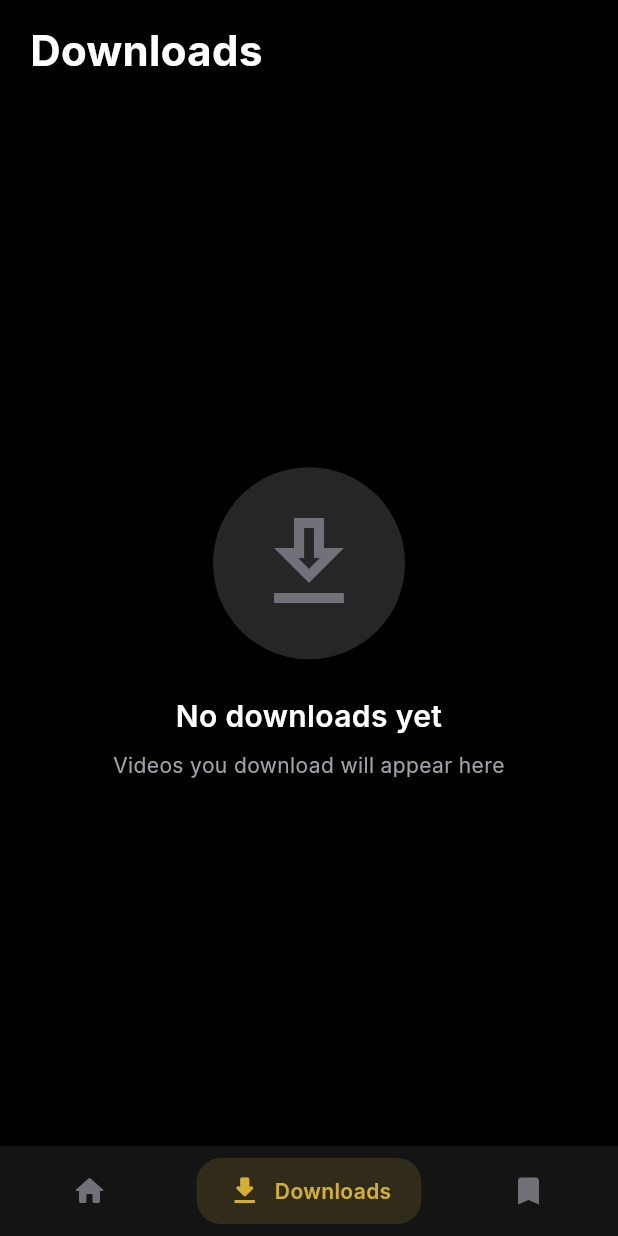
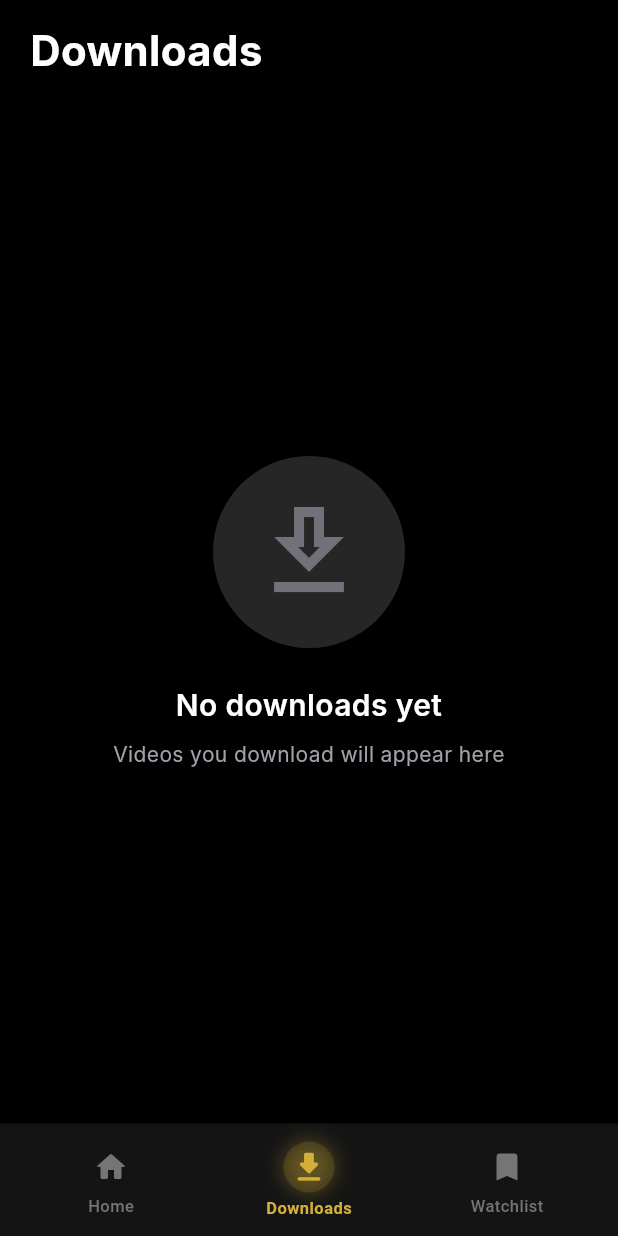
Before and after one commit to nguyenducthangit/watch_movie_tv_show, a Flutter app: the screen it shows after launch, item 2 of the bottom bar chosen, on a phone screen of 412 x 824 dp. Run offline on Flutter 3.47's test engine with Material 3 defaults, Android fonts, the light colour scheme and no system bars; our stand-ins replace cached_network_image, chewie, connectivity_plus, dio, get, hive and 8 more; missing offline and left inert: background_downloader, screen_brightness; accounts and stored records are empty; network calls fail; Roboto replaces fonts that are missing (Inter).

Commit message:
v1.0.0+4

```diff
--- a/lib/app/config/theme/app_colors.dart
+++ b/lib/app/config/theme/app_colors.dart
@@ -1,7 +1,5 @@
 import 'package:flutter/material.dart';
 
-/// App Color Palette
-/// Material 3 inspired dark theme for video streaming app
 class AppColors {
   AppColors._();
 
@@ -69,4 +67,8 @@ class AppColors {
   static const Color downloadPaused = warning;
   static const Color downloadCompleted = success;
   static const Color downloadFailed = error;
+  //
+  static const Color white = Color(0xFFFFFFFF);
+  static const Color black = Color(0xFF000000);
+  static const Color transparent = Color(0x00000000);
 }
--- a/lib/app/widgets/premium/category_row.dart
+++ b/lib/app/widgets/premium/category_row.dart
@@ -122,7 +122,7 @@ class _CategoryVideoCard extends StatelessWidget {
                   borderRadius: BorderRadius.circular(12),
                   boxShadow: [
                     BoxShadow(
-                      color: Colors.black.withValues(alpha: 0.3),
+                      color: AppColors.black.withValues(alpha: 0.3),
                       blurRadius: 10,
                       offset: const Offset(0, 4),
                     ),
@@ -144,7 +144,7 @@ class _CategoryVideoCard extends StatelessWidget {
                           gradient: LinearGradient(
                             begin: Alignment.topCenter,
                             end: Alignment.bottomCenter,
-                            colors: [Colors.transparent, Colors.black.withValues(alpha: 0.7)],
+                            colors: [Colors.transparent, AppColors.black.withValues(alpha: 0.7)],
                           ),
                         ),
                       ),
--- a/lib/features/detail/pages/detail_page.dart
+++ b/lib/features/detail/pages/detail_page.dart
@@ -40,7 +40,7 @@ class DetailPage extends GetView<DetailController> {
               icon: Container(
                 padding: const EdgeInsets.all(8),
                 decoration: BoxDecoration(
-                  color: Colors.black.withValues(alpha: 0.5),
+                  color: AppColors.black.withValues(alpha: 0.5),
                   shape: BoxShape.circle,
                 ),
                 child: const Icon(Icons.arrow_back, color: Colors.white),
@@ -66,7 +66,7 @@ class DetailPage extends GetView<DetailController> {
                         end: Alignment.bottomCenter,
                         colors: [
                           Colors.transparent,
-                          Colors.black.withValues(alpha: 0.3),
+                          AppColors.black.withValues(alpha: 0.3),
                           AppColors.background,
                         ],
                         stops: const [0.0, 0.5, 1.0],
--- a/lib/features/detail/widgets/up_next_section.dart
+++ b/lib/features/detail/widgets/up_next_section.dart
@@ -83,7 +83,7 @@ class _UpNextItem extends StatelessWidget {
                           gradient: LinearGradient(
                             begin: Alignment.topCenter,
                             end: Alignment.bottomCenter,
-                            colors: [Colors.transparent, Colors.black.withValues(alpha: 0.3)],
+                            colors: [Colors.transparent, AppColors.black.withValues(alpha: 0.3)],
                           ),
                         ),
                       ),
--- a/lib/features/downloads/pages/downloads_page.dart
+++ b/lib/features/downloads/pages/downloads_page.dart
@@ -448,7 +448,7 @@ class _BottomActionBar extends StatelessWidget {
         color: AppColors.surface,
         boxShadow: [
           BoxShadow(
-            color: Colors.black.withValues(alpha: 0.3),
+            color: AppColors.black.withValues(alpha: 0.3),
             blurRadius: 10,
             offset: const Offset(0, -5),
           ),
--- a/lib/features/home/widgets/home_video_card.dart
+++ b/lib/features/home/widgets/home_video_card.dart
@@ -23,7 +23,7 @@ class HomeVideoCard extends StatelessWidget {
           borderRadius: BorderRadius.circular(16),
           boxShadow: [
             BoxShadow(
-              color: Colors.black.withValues(alpha: 0.2),
+              color: AppColors.black.withValues(alpha: 0.2),
               blurRadius: 10,
               offset: const Offset(0, 4),
             ),
@@ -50,7 +50,7 @@ class HomeVideoCard extends StatelessWidget {
                       gradient: LinearGradient(
                         begin: Alignment.topCenter,
                         end: Alignment.bottomCenter,
-                        colors: [Colors.transparent, Colors.black.withValues(alpha: 0.6)],
+                        colors: [Colors.transparent, AppColors.black.withValues(alpha: 0.6)],
                         stops: const [0.6, 1.0],
                       ),
                     ),
@@ -64,7 +64,7 @@ class HomeVideoCard extends StatelessWidget {
                     child: Container(
                       padding: const EdgeInsets.symmetric(horizontal: 8, vertical: 4),
                       decoration: BoxDecoration(
-                        color: Colors.black.withValues(alpha: 0.7),
+                        color: AppColors.black.withValues(alpha: 0.7),
                         borderRadius: BorderRadius.circular(6),
                       ),
                       child: Text(
--- a/lib/features/main_nav/pages/main_nav_page.dart
+++ b/lib/features/main_nav/pages/main_nav_page.dart
@@ -7,6 +7,7 @@ import 'package:watch_movie_tv_show/features/downloads/pages/downloads_page.dart
 import 'package:watch_movie_tv_show/features/home/pages/home_page.dart';
 import 'package:watch_movie_tv_show/features/main_nav/binding/main_nav_binding.dart';
 import 'package:watch_movie_tv_show/features/main_nav/controller/main_nav_controller.dart';
+import 'package:watch_movie_tv_show/features/main_nav/widgets/nav_item.dart';
 import 'package:watch_movie_tv_show/features/watchlist/pages/watchlist_page.dart';
 
 /// Main Navigation Page
@@ -38,7 +39,7 @@ class MainNavPage extends GetView<MainNavController> {
             color: AppColors.surface,
             boxShadow: [
               BoxShadow(
-                color: Colors.black.withValues(alpha: 0.2),
+                color: AppColors.black.withValues(alpha: 0.2),
                 blurRadius: 10,
                 offset: const Offset(0, -5),
               ),
@@ -50,19 +51,19 @@ class MainNavPage extends GetView<MainNavController> {
               child: Row(
                 mainAxisAlignment: MainAxisAlignment.spaceAround,
                 children: [
-                  _NavItem(
+                  NavItem(
                     icon: Icons.home_rounded,
                     label: AppStrings.home,
                     isSelected: controller.currentIndex.value == 0,
                     onTap: () => controller.changeTab(0),
                   ),
-                  _NavItem(
+                  NavItem(
                     icon: Icons.download_rounded,
                     label: AppStrings.downloads,
                     isSelected: controller.currentIndex.value == 1,
                     onTap: () => controller.changeTab(1),
                   ),
-                  _NavItem(
+                  NavItem(
                     icon: Icons.bookmark_rounded,
                     label: AppStrings.watchlist,
                     isSelected: controller.currentIndex.value == 2,
@@ -77,50 +78,3 @@ class MainNavPage extends GetView<MainNavController> {
     );
   }
 }
-
-/// Navigation Item Widget
-class _NavItem extends StatelessWidget {
-  const _NavItem({
-    required this.icon,
-    required this.label,
-    required this.isSelected,
-    required this.onTap,
-  });
-  final IconData icon;
-  final String label;
-  final bool isSelected;
-  final VoidCallback onTap;
-
-  @override
-  Widget build(BuildContext context) {
-    return GestureDetector(
-      onTap: onTap,
-      behavior: HitTestBehavior.opaque,
-      child: AnimatedContainer(
-        duration: const Duration(milliseconds: 200),
-        padding: const EdgeInsets.symmetric(horizontal: 20, vertical: 10),
-        decoration: BoxDecoration(
-          color: isSelected ? AppColors.primary.withValues(alpha: 0.15) : Colors.transparent,
-          borderRadius: BorderRadius.circular(16),
-        ),
-        child: Row(
-          mainAxisSize: MainAxisSize.min,
-          children: [
-            Icon(icon, color: isSelected ? AppColors.primary : AppColors.textTertiary, size: 24),
-            if (isSelected) ...[
-              const SizedBox(width: 8),
-              Text(
-                label,
-                style: const TextStyle(
-                  color: AppColors.primary,
-                  fontWeight: FontWeight.w600,
-                  fontSize: 14,
-                ),
-              ),
-            ],
-          ],
-        ),
-      ),
-    );
-  }
-}
--- /dev/null
+++ b/lib/features/main_nav/widgets/nav_item.dart
@@ -0,0 +1,77 @@
+import 'package:flutter/material.dart';
+import 'package:watch_movie_tv_show/app/config/theme/app_colors.dart';
+
+class NavItem extends StatelessWidget {
+  const NavItem({
+    super.key,
+    required this.icon,
+    required this.label,
+    required this.isSelected,
+    required this.onTap,
+  });
+
+  final IconData icon;
+  final String label;
+  final bool isSelected;
+  final VoidCallback onTap;
+
+  @override
+  Widget build(BuildContext context) {
+    return GestureDetector(
+      onTap: onTap,
+      behavior: HitTestBehavior.opaque, // Bắt sự kiện chạm cả vùng trống
+      child: Container(
+        // Dùng Container trong suốt để giữ kích thước cố định, tránh layout bị nhảy
+        width: 70,
+        padding: const EdgeInsets.symmetric(vertical: 4),
+        child: Column(
+          mainAxisSize: MainAxisSize.min,
+          mainAxisAlignment: MainAxisAlignment.center,
+          children: [
+            AnimatedContainer(
+              duration: const Duration(milliseconds: 250),
+              curve: isSelected
+                  ? Curves.easeOutBack
+                  : Curves.easeOut, // Fix crash: easeOutBack gây overshoot âm cho shadow
+              padding: const EdgeInsets.all(4),
+              decoration: BoxDecoration(
+                color: isSelected ? AppColors.primary.withValues(alpha: 0.15) : Colors.transparent,
+                shape: BoxShape.circle,
+                // Hiệu ứng phát sáng nhẹ (Glow) khi chọn
+                boxShadow: isSelected
+                    ? [
+                        BoxShadow(
+                          color: AppColors.primary.withValues(alpha: 0.3),
+                          blurRadius: 10,
+                          spreadRadius: 1,
+                        ),
+                      ]
+                    : [],
+              ),
+              child: Icon(
+                icon,
+                // Khi chọn thì icon to hơn 1 chút
+                size: isSelected ? 26 : 24,
+                color: isSelected ? AppColors.primary : Colors.grey.shade600,
+              ),
+            ),
+
+            const SizedBox(height: 4),
+
+            // 2. Text nằm dưới, không đẩy ngang
+            AnimatedDefaultTextStyle(
+              duration: const Duration(milliseconds: 200),
+              style: TextStyle(
+                fontSize: 11, // Font nhỏ tinh tế
+                fontWeight: isSelected ? FontWeight.w700 : FontWeight.w500,
+                color: isSelected ? AppColors.primary : Colors.grey.shade600,
+                letterSpacing: 0.3,
+              ),
+              child: Text(label),
+            ),
+          ],
+        ),
+      ),
+    );
+  }
+}
--- a/lib/features/player/controller/player_controller.dart
+++ b/lib/features/player/controller/player_controller.dart
@@ -6,6 +6,7 @@ import 'package:flutter/services.dart';
 import 'package:get/get.dart';
 import 'package:video_player/video_player.dart';
 import 'package:wakelock_plus/wakelock_plus.dart';
+import 'package:watch_movie_tv_show/app/config/theme/app_colors.dart';
 import 'package:watch_movie_tv_show/app/data/models/video_item.dart';
 import 'package:watch_movie_tv_show/app/data/models/watch_progress.dart';
 import 'package:watch_movie_tv_show/app/services/storage_service.dart';
@@ -126,7 +127,7 @@ class PlayerController extends GetxController {
           bufferedColor: Colors.white.withValues(alpha: 0.5),
         ),
         placeholder: Container(
-          color: Colors.black,
+          color: AppColors.black,
           child: const Center(child: CircularProgressIndicator(color: Color(0xFFD4AF37))),
         ),
         errorBuilder: (context, errorMessage) {
@@ -145,7 +146,7 @@ class PlayerController extends GetxController {
                 ElevatedButton(
                   onPressed: retry,
                   style: ElevatedButton.styleFrom(backgroundColor: const Color(0xFFD4AF37)),
-                  child: const Text('Retry', style: TextStyle(color: Colors.black)),
+                  child: const Text('Retry', style: TextStyle(color: AppColors.black)),
                 ),
               ],
             ),
--- a/lib/features/player/widgets/player_gesture_layer.dart
+++ b/lib/features/player/widgets/player_gesture_layer.dart
@@ -266,7 +266,7 @@ class _VerticalIndicator extends StatelessWidget {
     return Container(
       padding: const EdgeInsets.all(16),
       decoration: BoxDecoration(
-        color: Colors.black.withValues(alpha: 0.7),
+        color: AppColors.black.withValues(alpha: 0.7),
         borderRadius: BorderRadius.circular(12),
       ),
       child: Column(
@@ -313,7 +313,7 @@ class _SeekIndicator extends StatelessWidget {
     return Container(
       padding: const EdgeInsets.symmetric(horizontal: 20, vertical: 16),
       decoration: BoxDecoration(
-        color: Colors.black.withValues(alpha: 0.7),
+        color: AppColors.black.withValues(alpha: 0.7),
         borderRadius: BorderRadius.circular(40),
       ),
       child: Row(
--- a/lib/features/watchlist/widgets/watch_list_card.dart
+++ b/lib/features/watchlist/widgets/watch_list_card.dart
@@ -44,7 +44,7 @@ class WatchlistCard extends StatelessWidget {
                     gradient: LinearGradient(
                       begin: Alignment.topCenter,
                       end: Alignment.bottomCenter,
-                      colors: [Colors.transparent, Colors.black.withValues(alpha: 0.8)],
+                      colors: [Colors.transparent, AppColors.black.withValues(alpha: 0.8)],
                     ),
                   ),
                 ),
--- a/lib/main.dart
+++ b/lib/main.dart
@@ -2,6 +2,7 @@ import 'package:flutter/material.dart';
 import 'package:flutter/services.dart';
 import 'package:get/get.dart';
 import 'package:watch_movie_tv_show/app/config/m_routes.dart';
+import 'package:watch_movie_tv_show/app/config/theme/app_colors.dart';
 import 'package:watch_movie_tv_show/app/config/theme/app_theme.dart';
 import 'package:watch_movie_tv_show/app/constants/app_strings.dart';
 import 'package:watch_movie_tv_show/app/services/download_service.dart';
@@ -25,7 +26,7 @@ void main() async {
       statusBarColor: Colors.transparent,
       statusBarIconBrightness: Brightness.light,
       statusBarBrightness: Brightness.dark,
-      systemNavigationBarColor: Colors.black,
+      systemNavigationBarColor: AppColors.black,
       systemNavigationBarIconBrightness: Brightness.light,
     ),
   );
```
Also changed, not shown: lib/app/config/theme/app_effects.dart (+11 -26 lines), lib/app/widgets/premium/continue_watching_card.dart (+3 -4 lines), lib/app/widgets/premium/hero_carousel.dart (+10 -5 lines), lib/features/home/pages/home_page.dart (+88 -58 lines), lib/features/home/widgets/home_search_bar.dart (+34 -15 lines), lib/features/player/pages/player_page.dart (+4 -4 lines).
